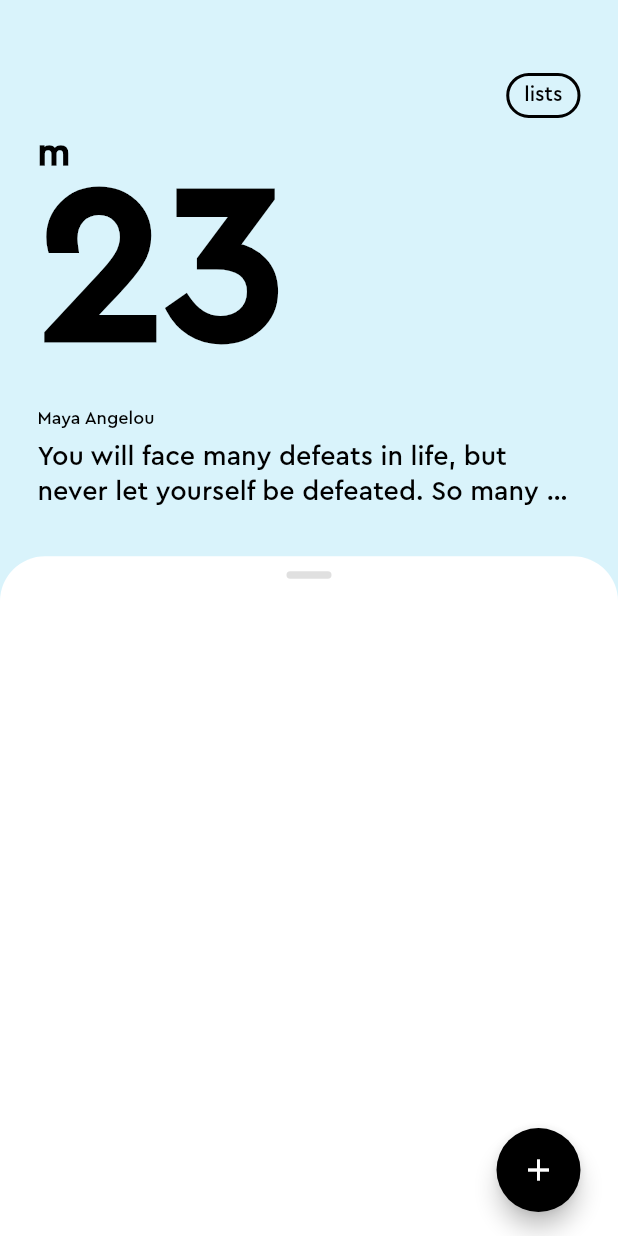
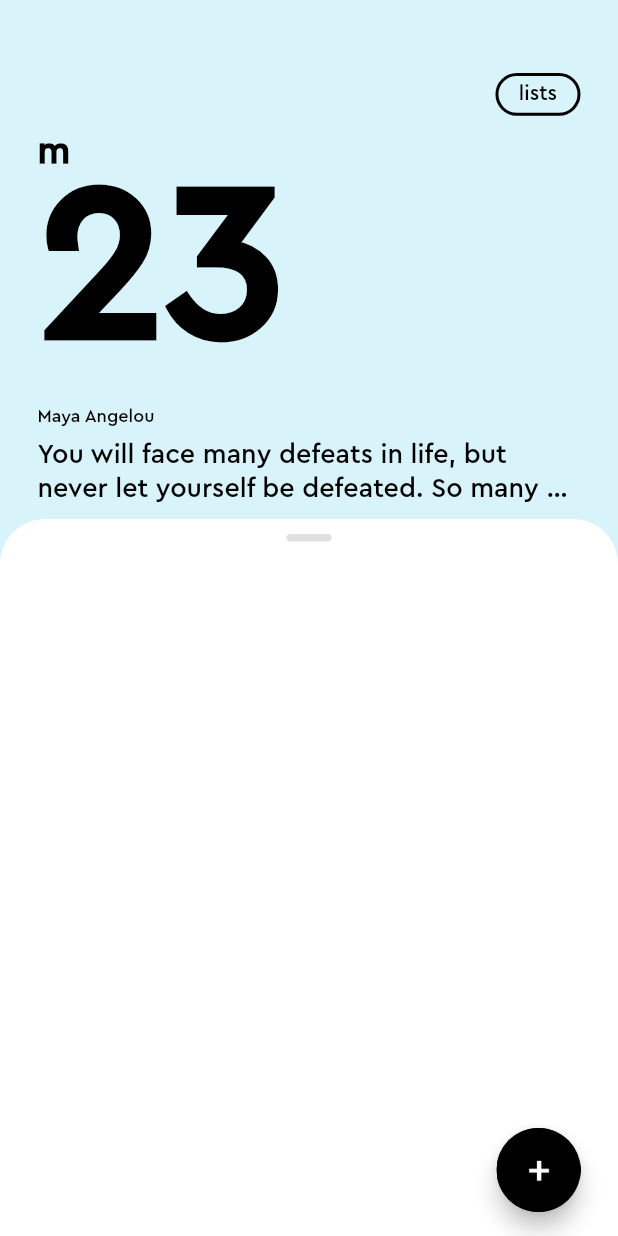
Before and after one commit to fioresat/TIMO, a Flutter app: the screen it shows after launch, on a phone screen of 412 x 824 dp. Run offline on Flutter 3.47's test engine with Material 2 defaults, Android fonts, the phone set to English and light mode, and no system bars; drawn by our look-alikes of sliding_up_panel; our stand-ins replace flutter_slidable, modal_bottom_sheet.

Commit message:
reminder_panel_widget.dart some refactor paddings fixed

```diff
--- a/lib/consts/strings.dart
+++ b/lib/consts/strings.dart
@@ -18,4 +18,8 @@ abstract class TestStrings {
   static const create = 'create';
 
   static const hintText = " Type new task...";
+
+  static const reminder = 'Reminder';
+  static const saveReminderButton = 'save reminder';
+
 }
--- a/lib/ui/screens/my_home_page.dart
+++ b/lib/ui/screens/my_home_page.dart
@@ -1,5 +1,6 @@
 import 'package:flutter/material.dart';
 import 'package:sliding_up_panel/sliding_up_panel.dart';
+import 'package:todo_app_main_screen/consts/app_icons.dart';
 import 'package:todo_app_main_screen/consts/colors.dart';
 import 'package:todo_app_main_screen/consts/strings.dart';
 import 'package:todo_app_main_screen/ui/screens/new_task_page.dart';
@@ -143,13 +144,14 @@ class _MyHomePageState extends State<MyHomePage> {
           boxShadow: const [
             BoxShadow(blurRadius: 0, color: Color.fromRGBO(0, 0, 0, 0))
           ],
-            minHeight: 0.55 * heightScreen,
+          minHeight: 0.58 * heightScreen,
           maxHeight: 0.95 * heightScreen,
           borderRadius: commonBorderRadius,
           controller: panelController,
           onPanelOpened: () => setState(() {}),
           onPanelClosed: () => setState(() {}),
           body: MainScreenBackgroundWidget(
+            width: widthScreen,
             height: heightScreen,
             onPressed: () {},
           ),
@@ -177,10 +179,15 @@ class _MyHomePageState extends State<MyHomePage> {
           });
         },
         panelMaxheight: heightScreen * 0.5,
-        panelMinheight: 0,),
+        panelMinheight: 0,
+      ),
       floatingActionButtonLocation: FloatingActionButtonLocation.centerFloat,
       floatingActionButton: Container(
-        padding: const EdgeInsets.symmetric(horizontal: 25.0),
+        padding: EdgeInsets.only(
+          left: 25.0,
+          right: 25.0,
+          top: 0.0086 * heightScreen, // ToDo
+        ),
         child: Column(
           mainAxisAlignment: MainAxisAlignment.end,
           children: [
@@ -201,7 +208,7 @@ class _MyHomePageState extends State<MyHomePage> {
                         onPressed: () {
                           Navigator.pushNamed(context, NewTaskPage.routeName);
                         },
-                        child: const Icon(Icons.add),
+                        child: Image.asset(AppIcons.addButton),
                       ),
               ],
             ),
--- a/lib/ui/widgets/main_screen_background_widget.dart
+++ b/lib/ui/widgets/main_screen_background_widget.dart
@@ -5,6 +5,7 @@ import 'package:todo_app_main_screen/ui/widgets/nav_bar_widget.dart';
 import 'package:todo_app_main_screen/ui/widgets/quote_widget.dart';
 
 class MainScreenBackgroundWidget extends StatelessWidget {
+  final double width;
   final double? height;
   final void Function() onPressed;
 
@@ -12,6 +13,7 @@ class MainScreenBackgroundWidget extends StatelessWidget {
     super.key,
     this.height,
     required this.onPressed,
+    required this.width,
   });
 
   @override
@@ -27,6 +29,7 @@ class MainScreenBackgroundWidget extends StatelessWidget {
                 height: 0.049 * height!,
               ),
               NavBarWidget(
+                width: width,
                 height: height!,
                 onPressed: onPressed,
               ),
--- a/lib/ui/widgets/nav_bar_widget.dart
+++ b/lib/ui/widgets/nav_bar_widget.dart
@@ -4,12 +4,13 @@ import 'package:todo_app_main_screen/consts/strings.dart';
 
 class NavBarWidget extends StatelessWidget {
   final double height;
+  final double width;
   final void Function() onPressed;
 
   const NavBarWidget({
     Key? key,
     required this.height,
-    required this.onPressed,
+    required this.onPressed, required this.width,
   }) : super(key: key);
 
   @override
@@ -17,7 +18,7 @@ class NavBarWidget extends StatelessWidget {
     return Align(
       alignment: Alignment.topRight,
       child: Padding(
-        padding: EdgeInsets.symmetric(vertical: 0.01 * height),
+        padding: EdgeInsets.symmetric(vertical: 0.01 * height,),
         child: InkWell(
           onTap: onPressed,
           child: Container(
@@ -31,12 +32,12 @@ class NavBarWidget extends StatelessWidget {
                 Radius.circular(20),
               ),
             ),
-            child: const Padding(
+            child: Padding(
               padding: EdgeInsets.symmetric(
-                vertical: 4,
-                horizontal: 10,
+                vertical: 0.004 * height,
+                horizontal:  0.033 * width,
               ),
-              child: Text(
+              child: const Text(
                 TestStrings.lists,
                 style: TextStyle(color: textColor, fontSize: 14),
               ),
--- a/pubspec.yaml
+++ b/pubspec.yaml
@@ -37,6 +37,7 @@ dependencies:
   cupertino_icons: ^1.0.2
   sliding_up_panel: ^2.0.0+1
   flutter_slidable: ^2.0.0
+  modal_bottom_sheet: ^2.1.2
 
 dev_dependencies:
   flutter_test:
```
Also changed, not shown: lib/ui/screens/new_task_page.dart (+17 -7 lines), lib/ui/widgets/new_task_page_background_widget.dart (+6 -3 lines), lib/ui/widgets/quote_widget.dart (+3 -8 lines), lib/ui/widgets/reminder_panel_widget.dart (+14 -20 lines), lib/ui/widgets/tasks_widget.dart (+23 -3 lines), pubspec.lock. Lines whose indentation alone changed are shown as unchanged.
